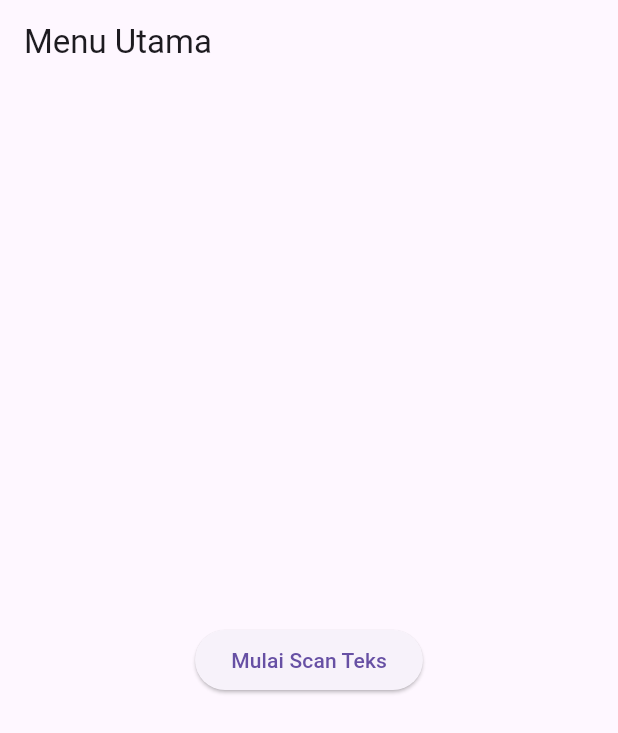
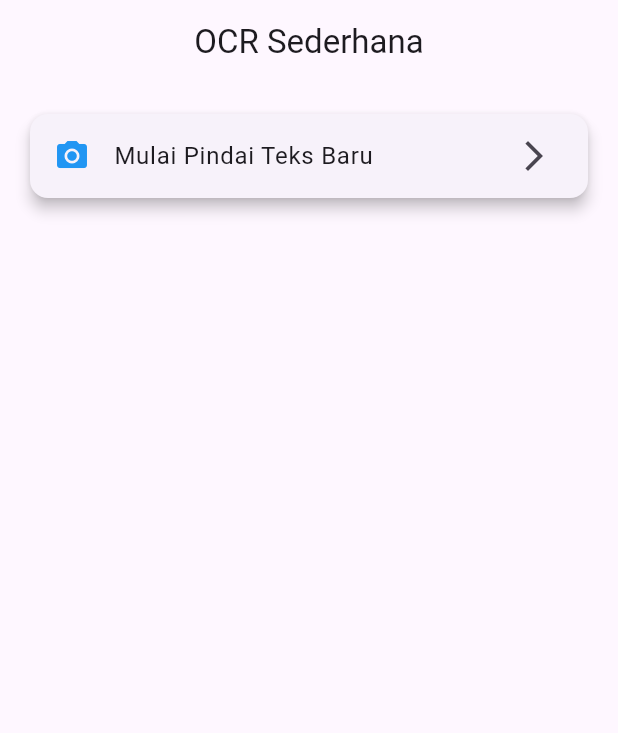
Before and after one commit to septasatria20/ocr_sederhana, a Flutter app: the screen it shows after launch, on a phone screen of 412 x 824 dp. Shown: the top 733 px of the screen. Run offline on Flutter 3.47's test engine with Material 3 defaults, Android fonts, the phone set to English and light mode, and no system bars; our stand-ins replace camera; missing offline and left inert: google_mlkit_text_recognition.

Commit message:
UTS: Selesai Soal 1 - ListTile dan Navigasi Balik

```diff
--- a/lib/screens/home_screen.dart
+++ b/lib/screens/home_screen.dart
@@ -7,17 +7,30 @@ class HomeScreen extends StatelessWidget {
   @override
   Widget build(BuildContext context) {
     return Scaffold(
-      appBar: AppBar(title: const Text('Menu Utama')),
-      body: Center(
-        child: ElevatedButton(
-          onPressed: () {
-            Navigator.push(
-              context,
-              MaterialPageRoute(builder: (_) => const ScanScreen()),
-            );
-          },
-          child: const Text('Mulai Scan Teks'),
-        ),
+      appBar: AppBar(
+        title: const Text('OCR Sederhana'),
+        centerTitle: true,
+      ),
+      body: ListView(
+        padding: const EdgeInsets.all(16.0),
+        children: [
+          Card(
+            elevation: 4,
+            child: ListTile(
+              leading: const Icon(Icons.camera_alt, color: Colors.blue),
+              title: const Text('Mulai Pindai Teks Baru'),
+              trailing: const Icon(Icons.arrow_forward_ios),
+              onTap: () {
+                Navigator.push(
+                  context,
+                  MaterialPageRoute(
+                    builder: (context) => const ScanScreen(),
+                  ),
+                );
+              },
+            ),
+          ),
+        ],
       ),
     );
   }
```
Also changed, not shown: lib/screens/result_screen.dart (+43 -8 lines).
